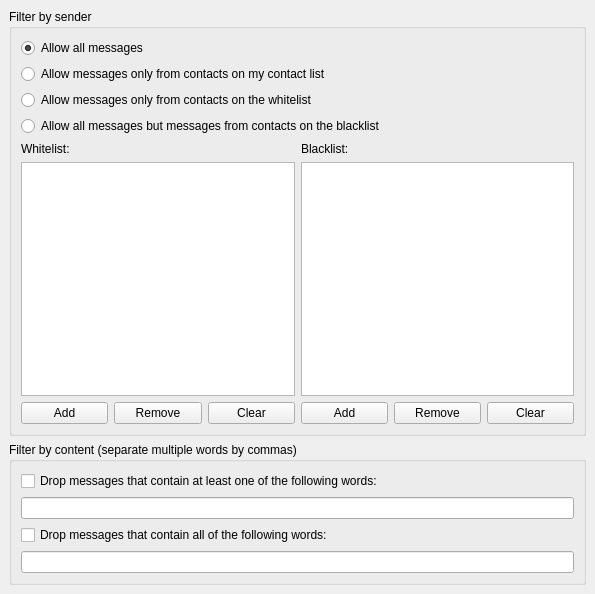
The window that plugins/privacy/privacydialog.ui (KDE/kopete) describes before a commit, drawn with Qt 5.
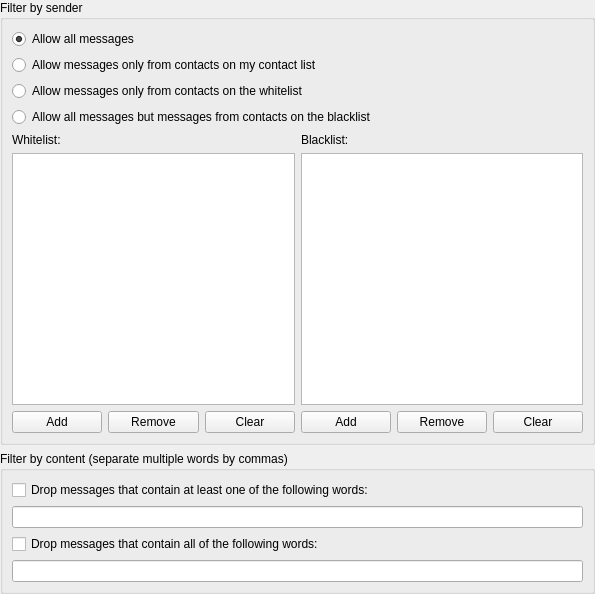
The same window after the commit.

Commit message: Remove redundant margins on plugin config pages, now that KPluginSelector doesn't add a tabwidget to them

What changed in the file:
```diff
--- a/plugins/privacy/privacydialog.ui
+++ b/plugins/privacy/privacydialog.ui
@@ -10,10 +10,22 @@
    </rect>
   </property>
   <layout class="QGridLayout" >
-   <property name="margin" >
-    <number>9</number>
+   <property name="leftMargin" >
+    <number>0</number>
    </property>
-   <property name="spacing" >
+   <property name="topMargin" >
+    <number>0</number>
+   </property>
+   <property name="rightMargin" >
+    <number>0</number>
+   </property>
+   <property name="bottomMargin" >
+    <number>0</number>
+   </property>
+   <property name="horizontalSpacing" >
+    <number>6</number>
+   </property>
+   <property name="verticalSpacing" >
     <number>6</number>
    </property>
    <item row="0" column="0" >
@@ -25,7 +37,19 @@
       <property name="margin" >
        <number>9</number>
       </property>
-      <property name="spacing" >
+      <property name="topMargin" >
+       <number>9</number>
+      </property>
+      <property name="rightMargin" >
+       <number>9</number>
+      </property>
+      <property name="bottomMargin" >
+       <number>9</number>
+      </property>
+      <property name="horizontalSpacing" >
+       <number>6</number>
+      </property>
+      <property name="verticalSpacing" >
        <number>6</number>
       </property>
       <item row="2" column="0" colspan="2" >
@@ -40,7 +64,19 @@
         <property name="margin" >
          <number>0</number>
         </property>
-        <property name="spacing" >
+        <property name="topMargin" >
+         <number>0</number>
+        </property>
+        <property name="rightMargin" >
+         <number>0</number>
+        </property>
+        <property name="bottomMargin" >
+         <number>0</number>
+        </property>
+        <property name="horizontalSpacing" >
+         <number>6</number>
+        </property>
+        <property name="verticalSpacing" >
          <number>6</number>
         </property>
         <item row="2" column="2" >
@@ -112,7 +148,19 @@
         <property name="margin" >
          <number>0</number>
         </property>
-        <property name="spacing" >
+        <property name="topMargin" >
+         <number>0</number>
+        </property>
+        <property name="rightMargin" >
+         <number>0</number>
+        </property>
+        <property name="bottomMargin" >
+         <number>0</number>
+        </property>
+        <property name="horizontalSpacing" >
+         <number>6</number>
+        </property>
+        <property name="verticalSpacing" >
          <number>6</number>
         </property>
         <item row="0" column="0" colspan="2" >
@@ -167,7 +215,19 @@
       <property name="margin" >
        <number>9</number>
       </property>
-      <property name="spacing" >
+      <property name="topMargin" >
+       <number>9</number>
+      </property>
+      <property name="rightMargin" >
+       <number>9</number>
+      </property>
+      <property name="bottomMargin" >
+       <number>9</number>
+      </property>
+      <property name="horizontalSpacing" >
+       <number>6</number>
+      </property>
+      <property name="verticalSpacing" >
        <number>6</number>
       </property>
       <item row="3" column="0" >
```
Left out of the diff: 8 changed lines with no effect on the pictures. The commit also changes 13 other files.
